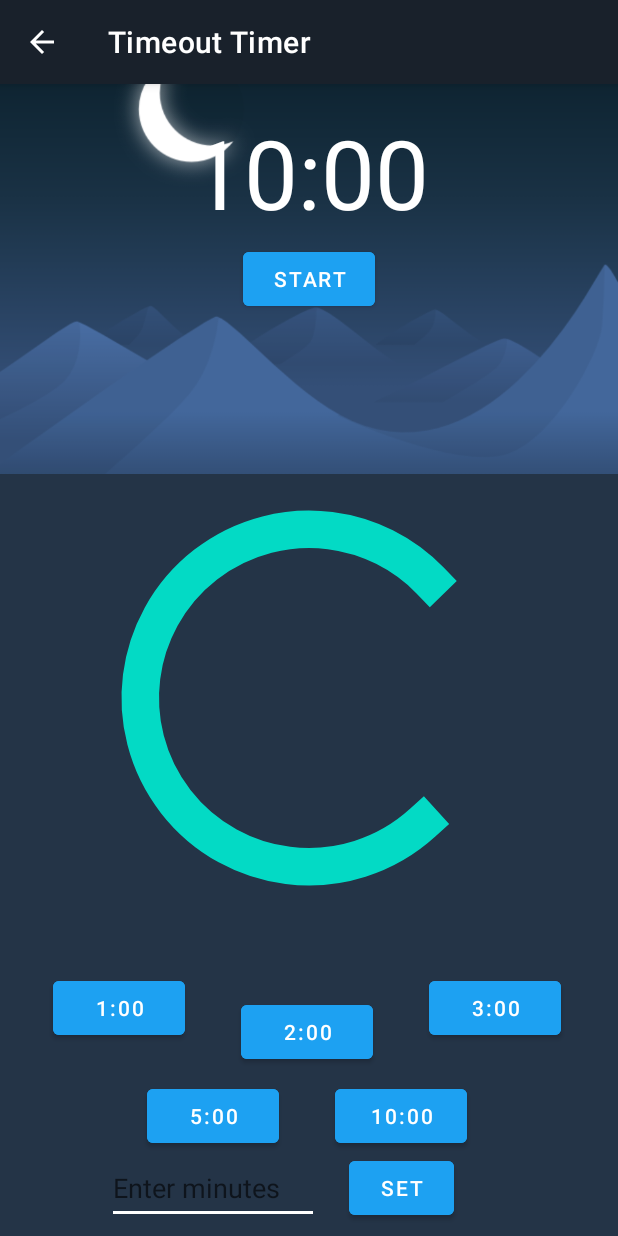
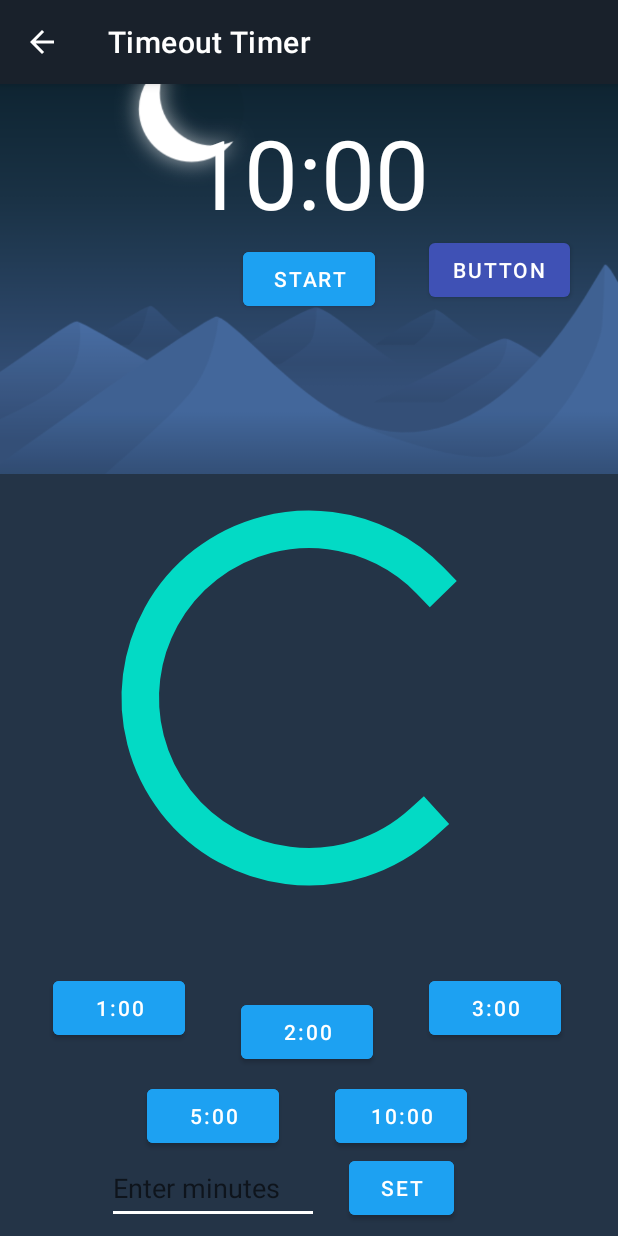
Before and after one commit to bryanjhdang/Parent-App, an Android app: the TimeoutActivity screen opened directly, with no data from a screen before it, on a phone screen of 412 x 824 dp. Run offline under Robolectric (Android 15) with nearby library versions, the phone set to English and light mode, and no system bars; libraries missing offline, so code that uses them is left out: me.zhanghai.android; plain views replace MaterialProgressBar; 1 statement that could not run was skipped.

Commit message:
[Kevin] Basic functionality for changing the timer rate halfway. Currently has dummy methods which should be modified for the final version.

```diff
--- a/app/src/main/java/cmpt276/as3/cmpt276hydrogenproject/TimeoutActivity.java
+++ b/app/src/main/java/cmpt276/as3/cmpt276hydrogenproject/TimeoutActivity.java
@@ -46,6 +46,9 @@ public class TimeoutActivity extends AppCompatActivity {
     private Button startTimerBtn;
     private Button setTimeBtn;
     private Button resetTimerBtn;
+
+    private Button dummyChangeRateBtn;
+
     private TextView displayTimerField;
     private EditText editTextInput;
     private CountDownTimer backgroundTimerCountDown;
@@ -56,7 +59,7 @@ public class TimeoutActivity extends AppCompatActivity {
     private boolean timerWorkingState;
     private boolean isFirstTime;
     private long leftTimeInMilli;
-    private double timeModifier = 2;
+    private double timeModifier = 4;
 
     AlarmManager alarmManager;
 
@@ -205,6 +208,7 @@ public class TimeoutActivity extends AppCompatActivity {
         materialProgressBar.setVisibility(MaterialProgressBar.INVISIBLE);
         NotificationManager notificationManager = (NotificationManager) getSystemService(Context.NOTIFICATION_SERVICE);
         notificationManager.cancel(0);
+        alarmManager.cancel(pendingIntent);
         leftTimeInMilli = startTimeInMilli;
         updateDisplayTimer();
         updateLayoutVisibility();
@@ -295,6 +299,18 @@ public class TimeoutActivity extends AppCompatActivity {
         setPresetTimer(threeMinBtn, DEFAULT_SETTING_3);
         setPresetTimer(fiveMinBtn, DEFAULT_SETTING_4);
         setPresetTimer(tenMinBtn, DEFAULT_SETTING_5);
+
+        dummyChangeRateBtn = findViewById(R.id.dummyChangeRateBtn);
+        changeTimerRate(dummyChangeRateBtn, 1);
+    }
+
+    private void changeTimerRate(Button rateChangeBtn, double newRate) {
+        rateChangeBtn.setOnClickListener(v -> {
+            leftTimeInMilli*=timeModifier;
+            timeModifier = newRate;
+            backgroundTimerCountDown.cancel();
+            startTimer();
+        });
     }
 
     /**
--- a/app/src/main/res/layout/timeout_activity.xml
+++ b/app/src/main/res/layout/timeout_activity.xml
@@ -165,4 +165,14 @@
         app:layout_constraintStart_toStartOf="parent"
         app:layout_constraintTop_toBottomOf="@+id/btnResetTimer" />
 
+    <Button
+        android:id="@+id/dummyChangeRateBtn"
+        android:layout_width="wrap_content"
+        android:layout_height="wrap_content"
+        android:layout_marginTop="100dp"
+        android:layout_marginEnd="32dp"
+        android:text="Button"
+        app:layout_constraintEnd_toEndOf="parent"
+        app:layout_constraintTop_toTopOf="parent" />
+
 </androidx.constraintlayout.widget.ConstraintLayout>
```
